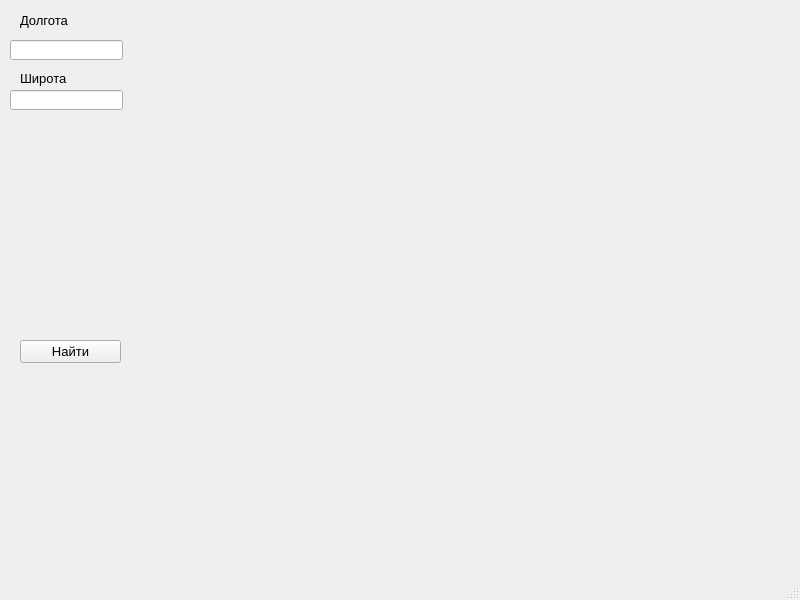
The window that data/map-ui.ui (ShakirovRuslan/lyc-map-api-Shakirov-Kurbakov) describes before a commit, drawn with Qt 5.
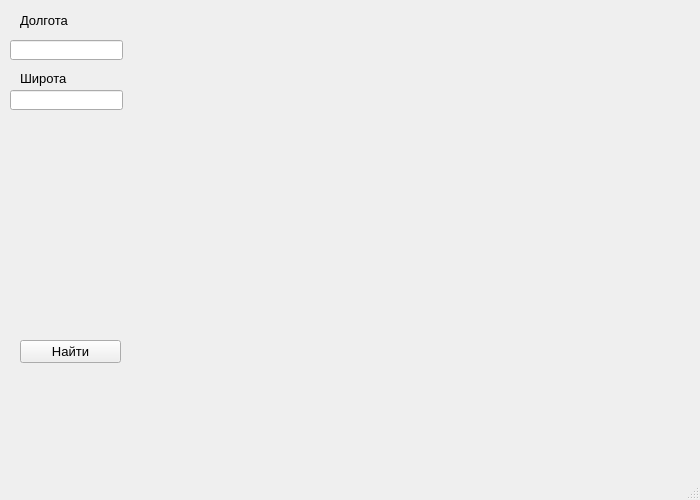
The same window after the commit.

What changed in the file:
```diff
--- a/data/map-ui.ui
+++ b/data/map-ui.ui
@@ -6,8 +6,8 @@
    <rect>
     <x>0</x>
     <y>0</y>
-    <width>800</width>
-    <height>600</height>
+    <width>700</width>
+    <height>500</height>
    </rect>
   </property>
   <property name="font">
```
